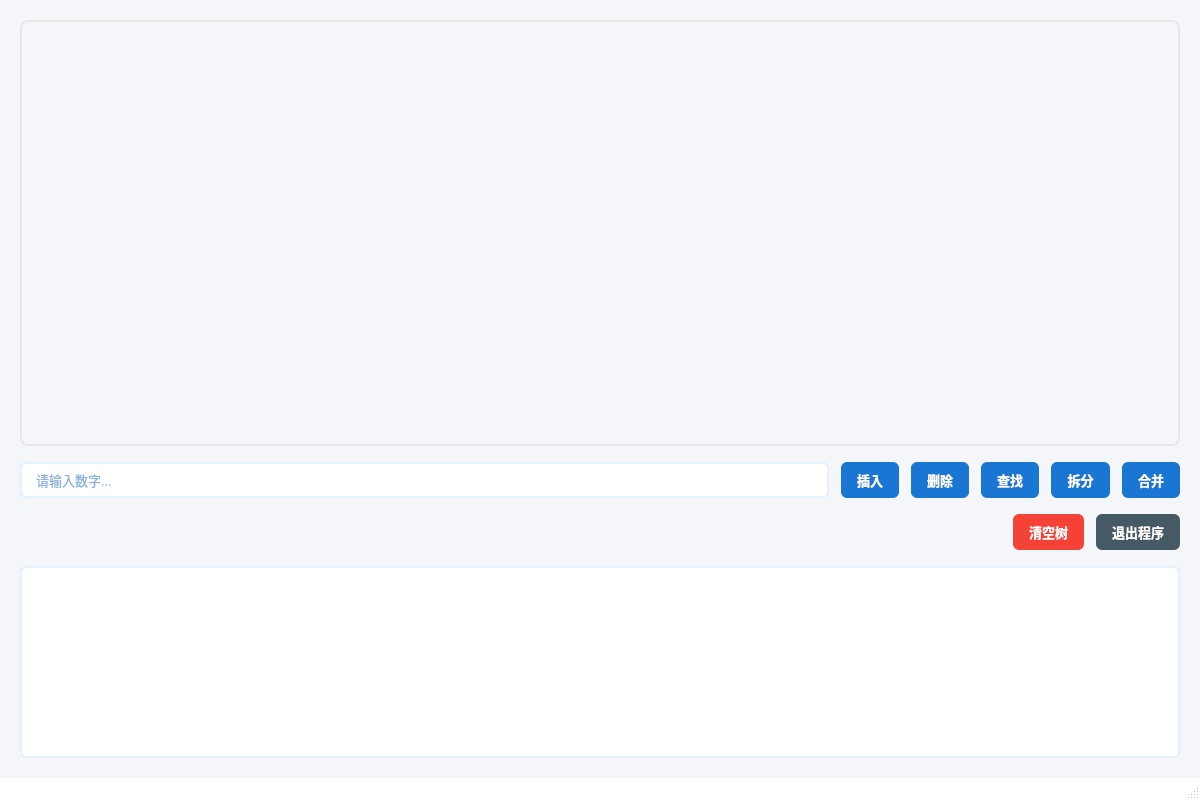
Old version of the form mainwindow.ui in the repository xiyuan-qin/ds_course_design_qt.
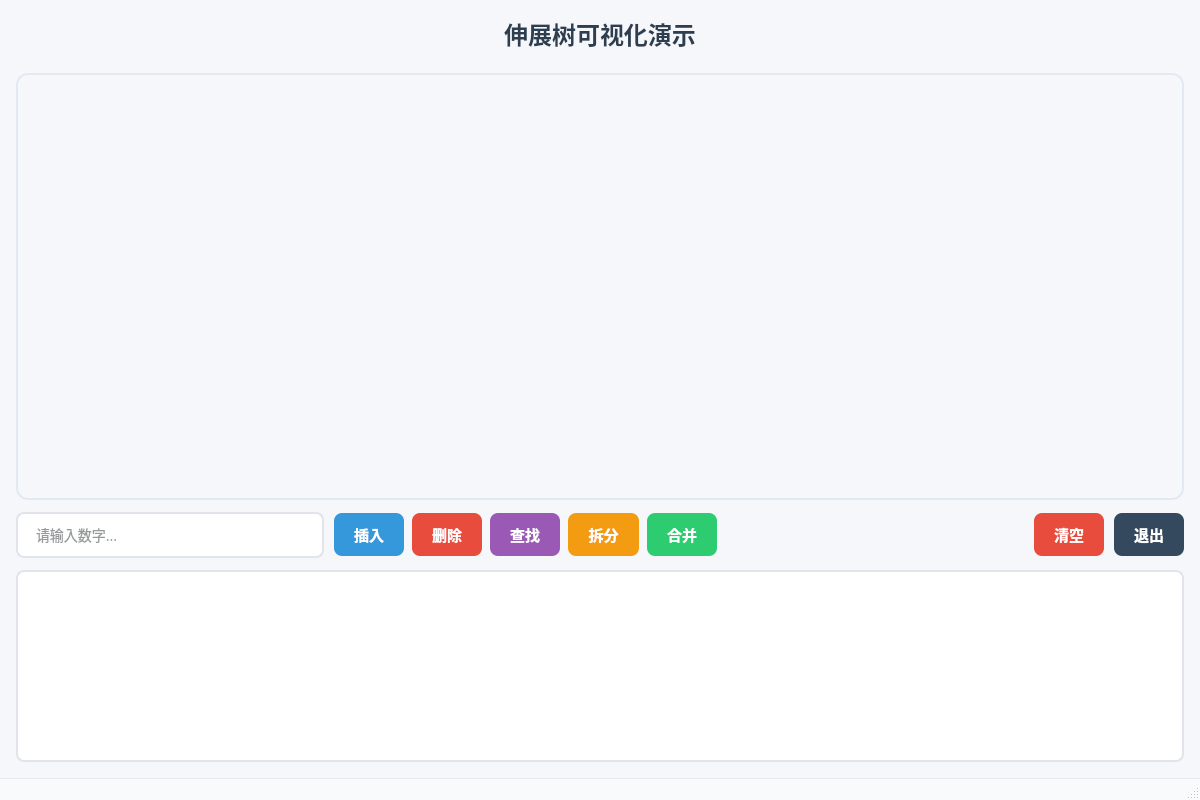
New version of the form. Icons and pictures are not drawn. Custom widgets are drawn as their Qt base class.

Commit message: 优化了一下界面

What changed in the file:
```diff
--- a/mainwindow.ui
+++ b/mainwindow.ui
@@ -12,7 +12,7 @@
   </property>
   <property name="minimumSize">
    <size>
-    <width>800</width>
+    <width>900</width>
     <height>600</height>
    </size>
   </property>
@@ -22,14 +22,15 @@
   <property name="styleSheet">
    <string>
     QMainWindow {
-      background-color: #f5f6fa;
+      background-color: #f5f7fa;
+      font-family: "Microsoft YaHei", "Segoe UI", sans-serif;
     }
     QPushButton {
-      padding: 8px 16px;
-      background-color: #1976D2;  /* Material Blue 700 */
-      color: white;
+      padding: 10px 20px;
+      font-weight: bold;
       border: none;
-      border-radius: 6px;
+      border-radius: 8px;
+      color: white;
     }
     QPushButton:hover {
       background-color: #1E88E5;  /* Material Blue 600 */
@@ -37,38 +38,64 @@
     QPushButton:pressed {
       background-color: #1565C0;  /* Material Blue 800 */
     }
-    QPushButton:disabled {
-      background-color: #90CAF9;  /* Material Blue 200 */
-    }
-    
     QLineEdit {
-      padding: 6px 12px;
-      border: 2px solid #E3F2FD;  /* Material Blue 50 */
-      border-radius: 6px;
+      padding: 10px 16px;
+      border: 2px solid #e1e5eb;
+      border-radius: 8px;
       background-color: white;
-      color: #1565C0;  /* Material Blue 800 */
+      color: #2d3436;
+      font-size: 14px;
     }
     QLineEdit:focus {
       border-color: #2196F3;  /* Material Blue 500 */
     }
-    
     QTextBrowser {
       background-color: white;
-      border: 2px solid #E3F2FD;
-      border-radius: 6px;
+      border: 2px solid #e1e5eb;
+      border-radius: 8px;
       padding: 12px;
-      color: #1565C0;
+      color: #2d3436;
+      font-size: 13px;
     }
    </string>
   </property>
   <widget class="QWidget" name="centralwidget">
    <layout class="QVBoxLayout" name="verticalLayout">
     <property name="spacing">
+     <number>12</number>
+    </property>
+    <property name="leftMargin">
      <number>16</number>
     </property>
-    <property name="margin">
-     <number>20</number>
+    <property name="topMargin">
+     <number>16</number>
     </property>
+    <property name="rightMargin">
+     <number>16</number>
+    </property>
+    <property name="bottomMargin">
+     <number>16</number>
+    </property>
+    <item>
+     <widget class="QLabel" name="titleLabel">
+      <property name="text">
+       <string>伸展树可视化演示</string>
+      </property>
+      <property name="alignment">
+       <set>Qt::AlignCenter</set>
+      </property>
+      <property name="styleSheet">
+       <string>
+        QLabel {
+          font-size: 24px;
+          font-weight: bold;
+          color: #2c3e50;
+          margin-bottom: 10px;
+        }
+       </string>
+      </property>
+     </widget>
+    </item>
     <item>
      <widget class="TreeWidget" name="treeWidget">
       <property name="sizePolicy">
@@ -84,9 +111,9 @@
        <string>
         QWidget { 
           background: qlineargradient(x1:0, y1:0, x2:0, y2:1,
-                                    stop:0 #ffffff, stop:1 #f0f2f5);
-          border: 2px solid #e8e8e8;
-          border-radius: 8px;
+                                    stop:0 #ffffff, stop:1 #f8fafc);
+          border: 2px solid #e3e9f3;
+          border-radius: 12px;
         }
        </string>
       </property>
@@ -95,7 +122,7 @@
     <item>
      <layout class="QHBoxLayout" name="controlLayout">
       <property name="spacing">
-       <number>12</number>
+       <number>10</number>
       </property>
       <item>
        <widget class="QLineEdit" name="lineEdit">
@@ -111,25 +138,16 @@
         <property name="font">
          <font>
           <family>Microsoft YaHei</family>
-          <pointsize>10</pointsize>
+          <pointsize>11</pointsize>
          </font>
         </property>
-        <property name="styleSheet">
-         <string>
-          QLineEdit {
-            padding: 6px 12px;
-            border: 2px solid #E3F2FD;  /* Material Blue 50 */
-            border-radius: 6px;
-            background-color: white;
-            color: #1565C0;  /* Material Blue 800 */
-          }
-          QLineEdit:focus {
-            border-color: #2196F3;  /* Material Blue 500 */
-          }
-         </string>
-        </property>
        </widget>
       </item>
+      <item>
+       <layout class="QHBoxLayout" name="operationButtonsLayout">
+        <property name="spacing">
+         <number>8</number>
+        </property>
       <item>
        <widget class="QPushButton" name="insertButton">
         <property name="text">
@@ -141,31 +159,19 @@
         <property name="font">
          <font>
           <family>Microsoft YaHei</family>
-          <pointsize>10</pointsize>
+            <pointsize>11</pointsize>
           <weight>75</weight>
           <bold>true</bold>
          </font>
         </property>
         <property name="styleSheet">
          <string>
-          QPushButton {
-            padding: 8px 16px;
-            background-color: #1976D2;  /* Material Blue 700 */
-            color: white;
-            border: none;
-            border-radius: 6px;
-          }
-          QPushButton:hover {
-            background-color: #1E88E5;  /* Material Blue 600 */
-          }
-          QPushButton:pressed {
-            background-color: #1565C0;  /* Material Blue 800 */
-          }
-          QPushButton:disabled {
-            background-color: #90CAF9;  /* Material Blue 200 */
-          }
-         </string>
-        </property>
+            background-color: #3498db;
+           </string>
+          </property>
+          <property name="icon">
+           <iconset theme="list-add"/>
+          </property>
        </widget>
       </item>
       <item>
@@ -179,29 +185,14 @@
         <property name="font">
          <font>
           <family>Microsoft YaHei</family>
-          <pointsize>10</pointsize>
+            <pointsize>11</pointsize>
           <weight>75</weight>
           <bold>true</bold>
          </font>
         </property>
         <property name="styleSheet">
          <string>
-          QPushButton {
-            padding: 8px 16px;
-            background-color: #1976D2;  /* Material Blue 700 */
-            color: white;
-            border: none;
-            border-radius: 6px;
-          }
-          QPushButton:hover {
-            background-color: #1E88E5;  /* Material Blue 600 */
-          }
-          QPushButton:pressed {
-            background-color: #1565C0;  /* Material Blue 800 */
-          }
-          QPushButton:disabled {
-            background-color: #90CAF9;  /* Material Blue 200 */
-          }
+            background-color: #e74c3c;
          </string>
         </property>
        </widget>
@@ -217,29 +208,14 @@
         <property name="font">
          <font>
           <family>Microsoft YaHei</family>
-          <pointsize>10</pointsize>
+            <pointsize>11</pointsize>
           <weight>75</weight>
           <bold>true</bold>
          </font>
         </property>
         <property name="styleSheet">
          <string>
-          QPushButton {
-            padding: 8px 16px;
-            background-color: #1976D2;  /* Material Blue 700 */
-            color: white;
-            border: none;
-            border-radius: 6px;
-          }
-          QPushButton:hover {
-            background-color: #1E88E5;  /* Material Blue 600 */
-          }
-          QPushButton:pressed {
-            background-color: #1565C0;  /* Material Blue 800 */
-          }
-          QPushButton:disabled {
-            background-color: #90CAF9;  /* Material Blue 200 */
-          }
+            background-color: #9b59b6;
          </string>
         </property>
        </widget>
@@ -255,29 +231,14 @@
         <property name="font">
          <font>
           <family>Microsoft YaHei</family>
-          <pointsize>10</pointsize>
+            <pointsize>11</pointsize>
           <weight>75</weight>
           <bold>true</bold>
          </font>
         </property>
         <property name="styleSheet">
          <string>
-          QPushButton {
-            padding: 8px 16px;
-            background-color: #1976D2;  /* Material Blue 700 */
-            color: white;
-            border: none;
-            border-radius: 6px;
-          }
-          QPushButton:hover {
-            background-color: #1E88E5;  /* Material Blue 600 */
-          }
-          QPushButton:pressed {
-            background-color: #1565C0;  /* Material Blue 800 */
-          }
-          QPushButton:disabled {
-            background-color: #90CAF9;  /* Material Blue 200 */
-          }
+            background-color: #f39c12;
          </string>
         </property>
        </widget>
@@ -293,45 +254,28 @@
         <property name="font">
          <font>
           <family>Microsoft YaHei</family>
-          <pointsize>10</pointsize>
+            <pointsize>11</pointsize>
           <weight>75</weight>
           <bold>true</bold>
          </font>
         </property>
         <property name="styleSheet">
          <string>
-          QPushButton {
-            padding: 8px 16px;
-            background-color: #1976D2;  /* Material Blue 700 */
-            color: white;
-            border: none;
-            border-radius: 6px;
-          }
-          QPushButton:hover {
-            background-color: #1E88E5;  /* Material Blue 600 */
-          }
-          QPushButton:pressed {
-            background-color: #1565C0;  /* Material Blue 800 */
-          }
-          QPushButton:disabled {
-            background-color: #90CAF9;  /* Material Blue 200 */
-          }
+            background-color: #2ecc71;
          </string>
         </property>
        </widget>
       </item>
      </layout>
     </item>
-    <item>
-     <layout class="QHBoxLayout" name="extraControlsLayout">
-      <property name="spacing">
-       <number>12</number>
-      </property>
       <item>
        <spacer name="horizontalSpacer">
         <property name="orientation">
          <enum>Qt::Horizontal</enum>
         </property>
+        <property name="sizeType">
+         <enum>QSizePolicy::MinimumExpanding</enum>
+        </property>
         <property name="sizeHint" stdset="0">
          <size>
           <width>40</width>
@@ -343,7 +287,7 @@
       <item>
        <widget class="QPushButton" name="clearButton">
         <property name="text">
-         <string>清空树</string>
+         <string>清空</string>
         </property>
         <property name="minimumHeight">
          <number>36</number>
@@ -351,26 +295,15 @@
         <property name="font">
          <font>
           <family>Microsoft YaHei</family>
-          <pointsize>10</pointsize>
+          <pointsize>11</pointsize>
           <weight>75</weight>
           <bold>true</bold>
          </font>
         </property>
         <property name="styleSheet">
          <string>
-          QPushButton {
-            padding: 8px 16px;
-            background-color: #F44336;  /* Material Red */
-            color: white;
-            border: none;
-            border-radius: 6px;
-          }
-          QPushButton:hover {
-            background-color: #EF5350;  /* Lighter Red */
-          }
-          QPushButton:pressed {
-            background-color: #D32F2F;  /* Darker Red */
-          }
+          background-color: #e74c3c;
+          border-radius: 8px;
          </string>
         </property>
        </widget>
@@ -378,7 +311,7 @@
       <item>
        <widget class="QPushButton" name="exitButton">
         <property name="text">
-         <string>退出程序</string>
+         <string>退出</string>
         </property>
         <property name="minimumHeight">
          <number>36</number>
@@ -386,26 +319,15 @@
         <property name="font">
          <font>
           <family>Microsoft YaHei</family>
-          <pointsize>10</pointsize>
+          <pointsize>11</pointsize>
           <weight>75</weight>
           <bold>true</bold>
          </font>
         </property>
         <property name="styleSheet">
          <string>
-          QPushButton {
-            padding: 8px 16px;
-            background-color: #455A64;  /* Material Blue Grey 700 */
-            color: white;
-            border: none;
-            border-radius: 6px;
-          }
-          QPushButton:hover {
-            background-color: #546E7A;  /* Blue Grey 600 */
-          }
-          QPushButton:pressed {
-            background-color: #37474F;  /* Blue Grey 800 */
-          }
+          background-color: #34495e;
+          border-radius: 8px;
          </string>
         </property>
        </widget>
@@ -421,10 +343,11 @@
        <string>
         QTextBrowser {
           background-color: white;
-          border: 2px solid #E3F2FD;
-          border-radius: 6px;
+          border: 2px solid #e1e5eb;
+          border-radius: 8px;
           padding: 12px;
-          color: #1565C0;
+          color: #2d3436;
+          font-size: 13px;
         }
        </string>
       </property>
@@ -436,10 +359,12 @@
    <property name="styleSheet">
     <string>
      QStatusBar {
-       background-color: #ffffff;
-       color: #2f3542;
-       padding: 4px;
+       background-color: #f8fafc;
+       color: #2c3e50;
+       padding: 6px;
        font-family: "Microsoft YaHei";
+       font-size: 13px;
+       border-top: 1px solid #e3e9f3;
      }
     </string>
    </property>
```
Left out of the diff: 55 changed lines with no effect on the pictures. Lines whose indentation alone changed are shown as unchanged. The commit also changes 1 other file.
